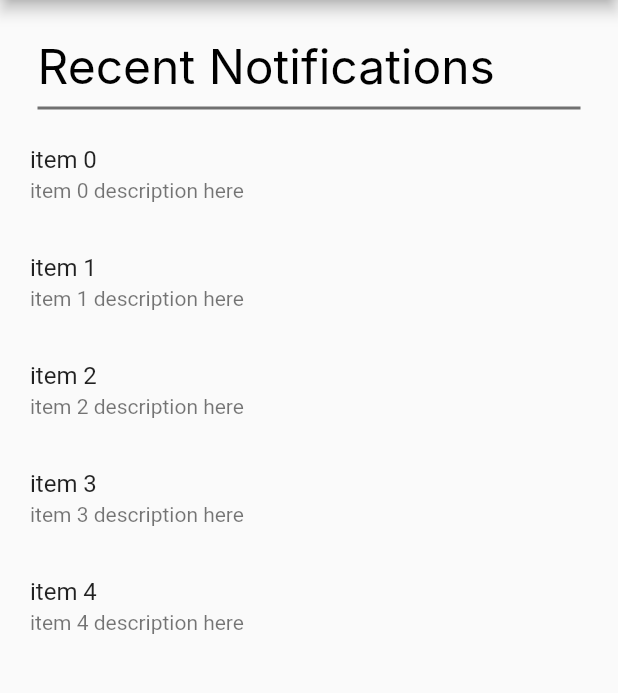
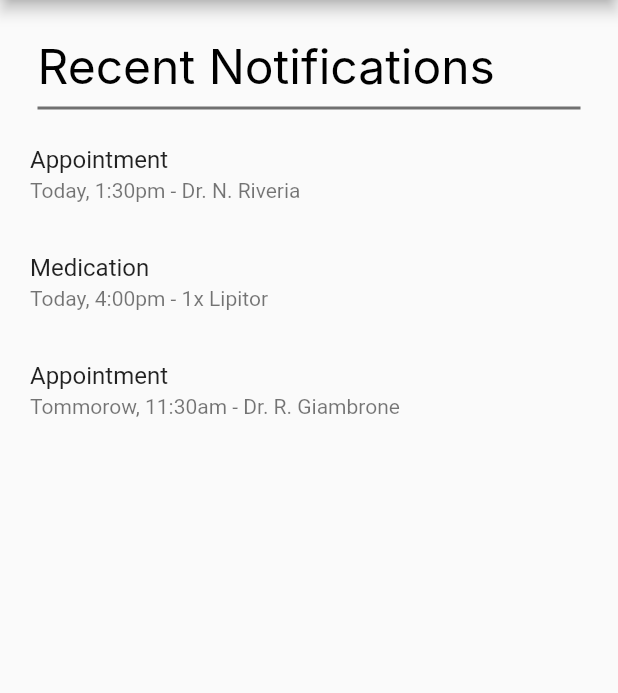
Before and after one commit to Michael-S3935468/NDTelemedicine-Frontend, a Flutter app: the _NotificationPage screen opened directly, on a phone screen of 412 x 824 dp, the part 84-777 px from its top. Run offline on Flutter 3.47's test engine with Material 2 defaults, Android fonts, the phone set to English and light mode, and no system bars; missing offline and left inert: flutter_date_pickers; Roboto replaces fonts that are missing (Inter).

Commit message:
renames notification.dart to be more descriptive, changes notification examples to be more descriptive rather than a list of numbers

```diff
--- a/ndtelemedicine/lib/main.dart
+++ b/ndtelemedicine/lib/main.dart
@@ -2,7 +2,7 @@ import 'package:flutter/material.dart';
 import 'profile/profile.dart';
 import 'package:ndtelemedicine/booking/booking_main.dart';
 
-import 'notifications/notification.dart';
+import 'notifications/notification_page.dart';
 import 'login/login.dart';
 
 void main() => runApp(const MyApp());
--- /dev/null
+++ b/ndtelemedicine/lib/notifications/model/notification_item.dart
@@ -0,0 +1,18 @@
+import 'notification_list.dart';
+import 'package:flutter/material.dart';
+
+class NotifItem extends StatelessWidget {
+  const NotifItem({
+    required this.notifs,
+  });
+
+  final Notif notifs;
+
+  Widget build(BuildContext context) {
+    return ListTile(
+      contentPadding: const EdgeInsets.symmetric(horizontal: 20),
+      title: Text(notifs.title),
+      subtitle: Text(notifs.desc),
+    );
+  }
+}
--- /dev/null
+++ b/ndtelemedicine/lib/notifications/model/notification_list.dart
@@ -0,0 +1,16 @@
+class Notif {
+  String title;
+  String desc;
+
+  Notif({required this.title, required this.desc});
+
+  static List<Notif> notifList = [
+    Notif(title: "Appointment", desc: "Today, 1:30pm - Dr. N. Riveria"),
+    Notif(title: "Medication", desc: "Today, 4:00pm - 1x Lipitor"),
+    Notif(title: "Appointment", desc: "Tommorow, 11:30am - Dr. R. Giambrone"),
+  ];
+
+  static List<Notif> getNotif() {
+    return notifList;
+  }
+}
--- a/ndtelemedicine/lib/notifications/notification.dart
+++ b/ndtelemedicine/lib/notifications/notification_page.dart
@@ -1,5 +1,7 @@
 import 'package:flutter/material.dart';
 import 'package:ndtelemedicine/main.dart';
+import 'model/notification_item.dart';
+import 'model/notification_list.dart';
 
 class NotificationPage extends StatelessWidget {
   const NotificationPage({super.key});
@@ -24,7 +26,8 @@ class _NotificationPage extends StatelessWidget {
   @override
   Widget build(BuildContext context) {
     // Create a list of items that would be used as an example for how removing notifications would work
-    List<int> items = List<int>.generate(5, (int index) => index);
+    // List<int> items = List<int>.generate(5, (int index) => index);
+    final List<Notif> notifs = Notif.getNotif();
 
     return Scaffold(
         appBar: AppBar(
@@ -84,12 +87,12 @@ class _NotificationPage extends StatelessWidget {
             Expanded(
               //
               child: ListView.builder(
-                itemCount: items.length,
+                itemCount: notifs.length,
                 itemBuilder: (context, index) {
-                  var item = items[index];
+                  // var item = items[index];
                   // Displays the list of items as removable list by swiping either left or right to remove the item
                   return Dismissible(
-                    key: ValueKey(item),
+                    key: UniqueKey(),
                     background: Container(
                       color: Colors.red,
                       padding: const EdgeInsets.symmetric(horizontal: 20),
@@ -108,20 +111,20 @@ class _NotificationPage extends StatelessWidget {
                         color: Colors.white,
                       ),
                     ),
-                    child: ListTile(
-                      contentPadding:
-                          const EdgeInsets.symmetric(horizontal: 20),
-                      title: Text("item $item"),
-                      subtitle: Text("item $item description here"),
-                    ),
-
+                    // child: ListTile(
+                    //   contentPadding:
+                    //       const EdgeInsets.symmetric(horizontal: 20),
+                    //   title: Text("item $item"),
+                    //   subtitle: Text("item $item description here"),
+                    // ),
+                    child: NotifItem(notifs: notifs[index]),
 
                     onDismissed: (direction) {
-                      items.removeAt(index);
+                      notifs.removeAt(index);
 
                       // Show a snackbar (temporary banner) at the bottom of the screen to show that the item was deleted
                       ScaffoldMessenger.of(context).showSnackBar(
-                          SnackBar(content: Text("Item $item dismissed")));
+                          const SnackBar(content: Text("Notification dismissed")));
                     },
                   );
                 },
```
